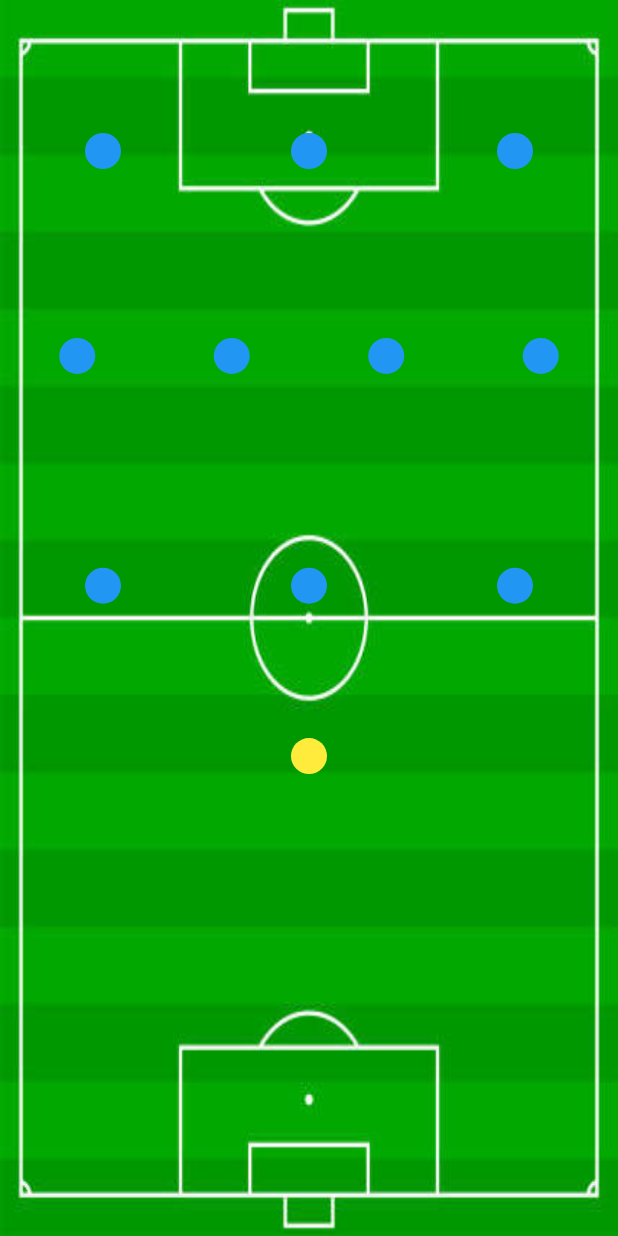
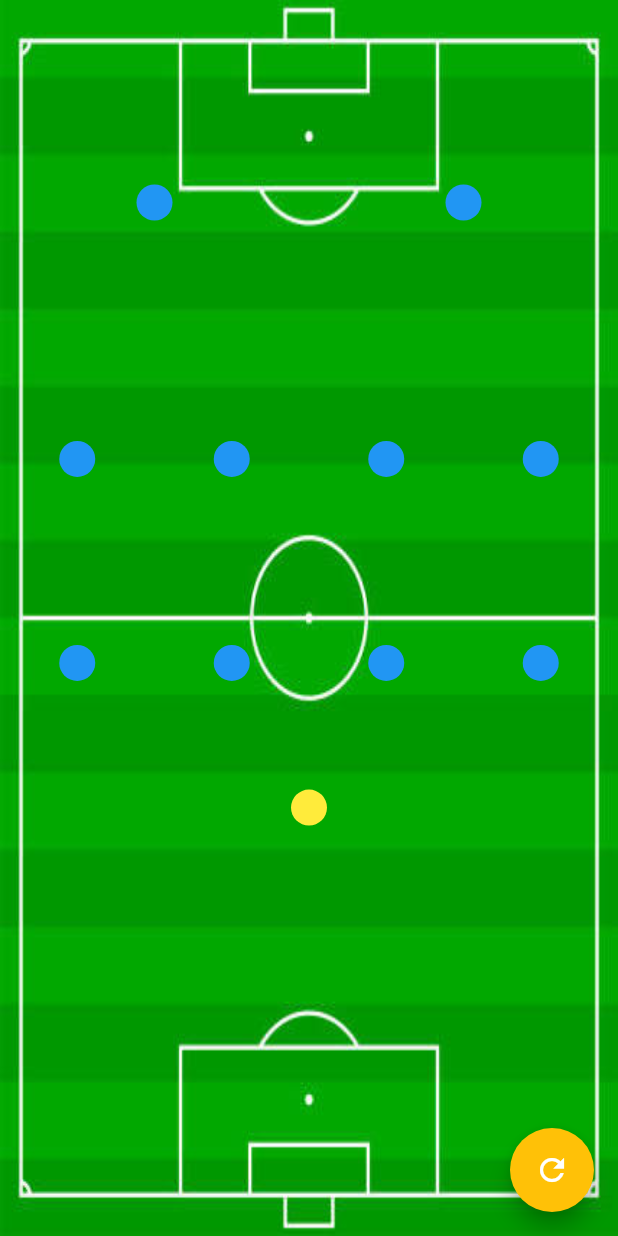
Before and after one commit to padc-flutter-ltc-15/flutter_custom_components, a Flutter app: the screen it shows after launch, on a phone screen of 412 x 824 dp. Run offline on Flutter 3.47's test engine with Material 2 defaults, Android fonts, the phone set to English and light mode, and no system bars.

Commit message:
change formation by fa button

```diff
--- a/lib/custom_layouts/custom_layout.dart
+++ b/lib/custom_layouts/custom_layout.dart
@@ -1,21 +1,68 @@
+
+import 'dart:math';
 
 import 'package:flutter/cupertino.dart';
 import 'package:flutter/material.dart';
 import 'package:flutter_custom_components/resources/dimens.dart';
 
-class CustomLayout extends StatelessWidget {
+import '../utils/constants.dart';
+
+class CustomLayout extends StatefulWidget {
+
   const CustomLayout({Key? key}) : super(key: key);
 
   @override
+  State<CustomLayout> createState() => _CustomLayoutState();
+}
+
+class _CustomLayoutState extends State<CustomLayout> {
+
+  Formation formation = Formation.FOUR_THREE_THREE;
+
+  @override
   Widget build(BuildContext context) {
-    return Stack(
-      children: [
-        FootballPitchBackgroundView(),
-        //FormationView442(),
-        //FormationView4231(),
-        FormationView343(),
-      ],
+    return Scaffold(
+      body: Stack(
+        children: [
+          FootballPitchBackgroundView(),
+          FormationView(formation: this.formation)
+        ],
+      ),
+      floatingActionButton: FloatingActionButton(
+        child: Icon(Icons.refresh),
+        backgroundColor: Colors.amber,
+        onPressed: () {
+          setState(() {
+            formation = Formation.values[Random().nextInt(Formation.values.length)];
+          });
+        },
+      ),
     );
+  }
+}
+
+class FormationView extends StatelessWidget {
+
+  final Formation formation;
+
+  const FormationView({Key? key, required this.formation}) : super(key: key);
+
+  @override
+  Widget build(BuildContext context) {
+    return Container(
+      child: _generateFormation(
+        formation
+      ),
+    );
+  }
+
+  Widget _generateFormation(Formation formation) {
+    switch(formation) {
+      case Formation.THREE_FOUR_THREE: return FormationView343();
+      case Formation.FOUR_FOUR_TWO: return FormationView442();
+      case Formation.FOUR_TWO_THREE_ONE: return FormationView4231();
+      case Formation.FOUR_THREE_THREE: return FormationView442();
+    }
   }
 }
 
@@ -42,6 +89,51 @@ class FormationView442 extends StatelessWidget {
             shrinkWrap: true,
             physics: NeverScrollableScrollPhysics(),
             children: List.generate(4, (index) => PlayerView()),
+          ),
+          SizedBox(
+            height: MediaQuery.of(context).size.height/25,
+          ),
+          GridView.count(
+            crossAxisCount: 4,
+            shrinkWrap: true,
+            physics: NeverScrollableScrollPhysics(),
+            children: List.generate(4, (index) => PlayerView()),
+          ),
+          SizedBox(
+            height: MediaQuery.of(context).size.height/25,
+          ),
+          PlayerView(
+            isGoalKeeper: true,
+          ),
+        ],
+      ),
+    );
+  }
+}
+
+class FormationView433 extends StatelessWidget {
+  const FormationView433({Key? key}) : super(key: key);
+
+  @override
+  Widget build(BuildContext context) {
+    return Container(
+      padding: EdgeInsets.only(top: MARGIN_LARGE_2X),
+      child: Column(
+        children: [
+          GridView.count(
+            crossAxisCount: 3,
+            shrinkWrap: true,
+            physics: NeverScrollableScrollPhysics(),
+            children: List.generate(3, (index) => PlayerView()),
+          ),
+          SizedBox(
+            height: MediaQuery.of(context).size.height/50,
+          ),
+          GridView.count(
+            crossAxisCount: 3,
+            shrinkWrap: true,
+            physics: NeverScrollableScrollPhysics(),
+            children: List.generate(3, (index) => PlayerView()),
           ),
           SizedBox(
             height: MediaQuery.of(context).size.height/25,
--- /dev/null
+++ b/lib/utils/constants.dart
@@ -0,0 +1,7 @@
+
+enum Formation {
+  FOUR_FOUR_TWO,
+  FOUR_TWO_THREE_ONE,
+  FOUR_THREE_THREE,
+  THREE_FOUR_THREE,
+}
```
